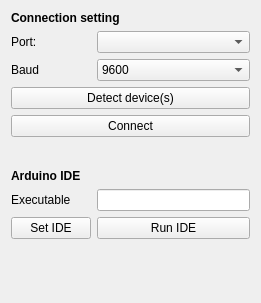
Above: ArduinoConnect/Resources/UI/ArduinoConnect.ui from pzaffino/SlicerArduinoController before the change. Below: the same form after it.
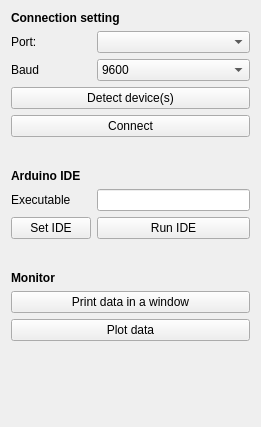
That is the form after the change.

Commit message: Add monitor and remove print into the python console

The edit to the form file:
```diff
--- a/ArduinoConnect/Resources/UI/ArduinoConnect.ui
+++ b/ArduinoConnect/Resources/UI/ArduinoConnect.ui
@@ -7,7 +7,7 @@
     <x>0</x>
     <y>0</y>
     <width>261</width>
-    <height>303</height>
+    <height>427</height>
    </rect>
   </property>
   <layout class="QFormLayout" name="formLayout">
@@ -144,6 +144,46 @@
      </property>
     </widget>
    </item>
+   <item row="14" column="0">
+    <widget class="QLabel" name="label">
+     <property name="font">
+      <font>
+       <weight>75</weight>
+       <bold>true</bold>
+      </font>
+     </property>
+     <property name="text">
+      <string>Monitor</string>
+     </property>
+    </widget>
+   </item>
+   <item row="13" column="0" colspan="2">
+    <spacer name="horizontalSpacer2">
+     <property name="orientation">
+      <enum>Qt::Horizontal</enum>
+     </property>
+     <property name="sizeHint" stdset="0">
+      <size>
+       <width>40</width>
+       <height>20</height>
+      </size>
+     </property>
+    </spacer>
+   </item>
+   <item row="15" column="0" colspan="2">
+    <widget class="QPushButton" name="monitorButton">
+     <property name="text">
+      <string>Print data in a window</string>
+     </property>
+    </widget>
+   </item>
+   <item row="16" column="0" colspan="2">
+    <widget class="QPushButton" name="plotterButton">
+     <property name="text">
+      <string>Plot data</string>
+     </property>
+    </widget>
+   </item>
   </layout>
  </widget>
  <resources/>
```
The commit also changes 1 other file.
